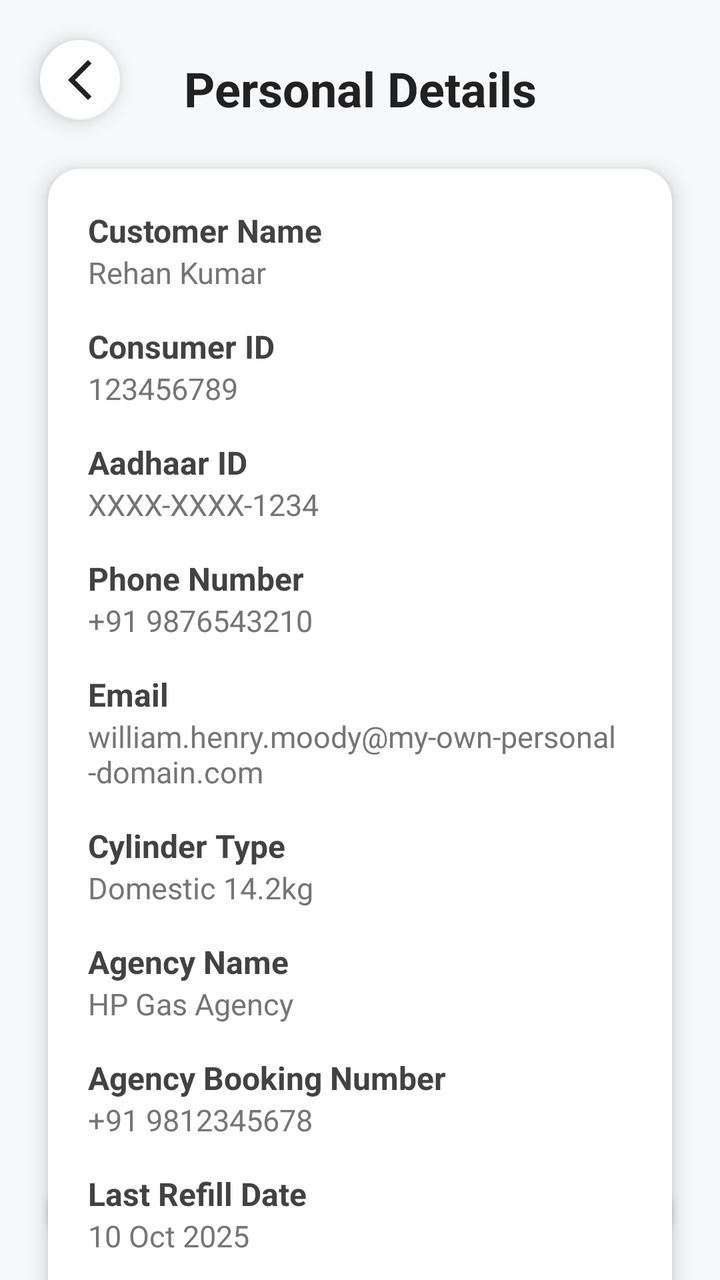
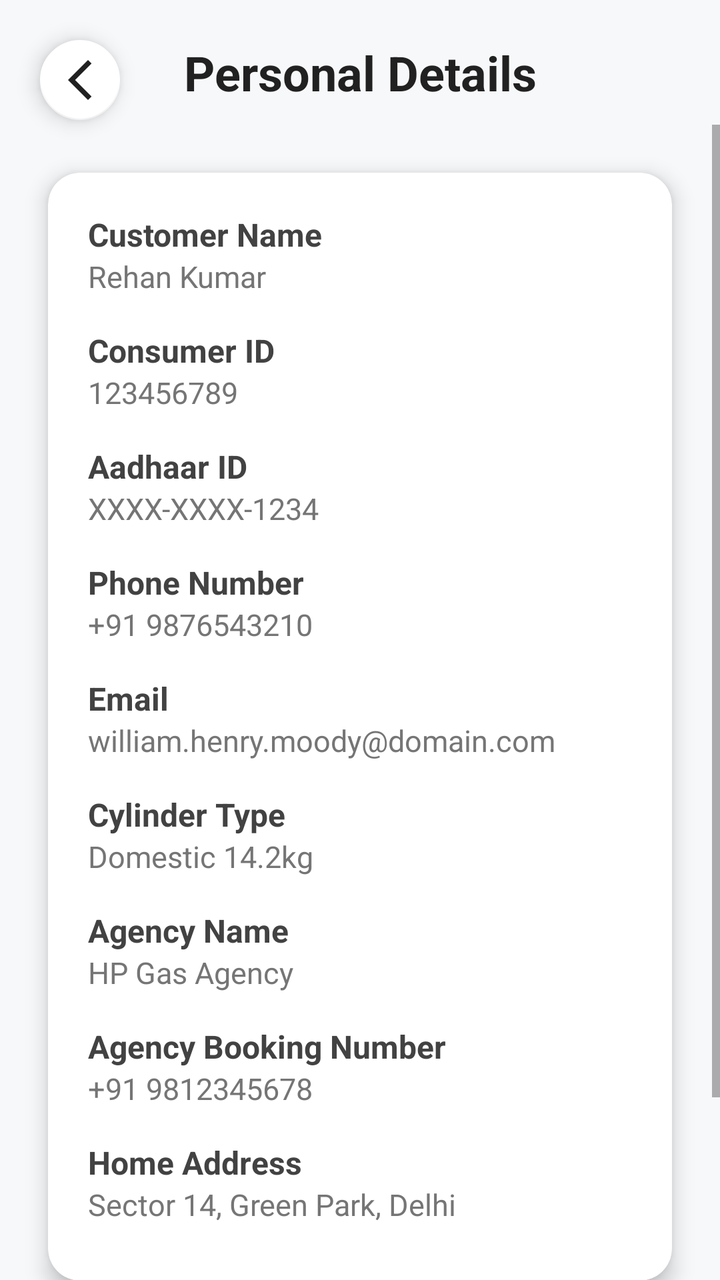

The first picture is an Android layout as it rendered before a commit; the second is the same layout after the commit. The layout source and the unified diff follow.
<!-- AndroidManifest.xml: application theme Theme.MyGasMonitor -->
<!-- res/layout/activity_profile.xml -->
<?xml version="1.0" encoding="utf-8"?>
<androidx.constraintlayout.widget.ConstraintLayout
    xmlns:android="http://schemas.android.com/apk/res/android"
    xmlns:app="http://schemas.android.com/apk/res-auto"
    xmlns:tools="http://schemas.android.com/tools"
    android:layout_width="match_parent"
    android:layout_height="match_parent"
    android:background="#F7F8FA"
    android:fitsSystemWindows="true">

    
    <com.google.android.material.floatingactionbutton.FloatingActionButton
        android:id="@+id/fabBack"
        android:layout_width="40dp"
        android:layout_height="40dp"
        android:layout_marginStart="16dp"
        android:layout_marginTop="16dp"
        android:clickable="true"
        app:backgroundTint="#FFFFFF"
        app:tint="#212121"
        app:fabSize="mini"
        app:srcCompat="@drawable/ic_arrow_back_24"
        app:layout_constraintTop_toTopOf="parent"
        app:layout_constraintStart_toStartOf="parent" />

    
    <TextView
        android:id="@+id/tvTitle"
        android:layout_width="wrap_content"
        android:layout_height="wrap_content"
        android:text="Personal Details"
        android:textSize="24sp"
        android:textStyle="bold"
        android:textColor="#212121"
        app:layout_constraintTop_toTopOf="parent"
        app:layout_constraintStart_toStartOf="parent"
        app:layout_constraintEnd_toEndOf="parent"
        android:layout_marginTop="28dp"
        android:gravity="center"/>

    
    <androidx.cardview.widget.CardView
        android:layout_width="0dp"
        android:layout_height="wrap_content"
        app:cardCornerRadius="16dp"
        app:cardElevation="6dp"
        android:layout_margin="24dp"
        android:backgroundTint="#FFFFFF"
        app:layout_constraintTop_toBottomOf="@id/tvTitle"
        app:layout_constraintStart_toStartOf="parent"
        app:layout_constraintEnd_toEndOf="parent">

        <LinearLayout
            android:layout_width="match_parent"
            android:layout_height="wrap_content"
            android:orientation="vertical"
            android:padding="20dp">

            <TextView
                android:layout_width="wrap_content"
                android:layout_height="wrap_content"
                android:text="Customer Name"
                android:textStyle="bold"
                android:textColor="#424242"
                android:textSize="16sp"
                />

            <TextView
                android:id="@+id/tvCustomerName"
                android:layout_width="wrap_content"
                android:layout_height="wrap_content"
                android:text="Rehan Kumar"
                android:textColor="#757575"
                android:textSize="15sp"
                android:layout_marginBottom="16dp"/>

            <TextView
                android:layout_width="wrap_content"
                android:layout_height="wrap_content"
                android:text="Consumer ID"
                android:textStyle="bold"
                android:textColor="#424242"
                android:textSize="16sp"/>

            <TextView
                android:id="@+id/tvConsumerId"
                android:layout_width="wrap_content"
                android:layout_height="wrap_content"
                android:text="123456789"
                android:textColor="#757575"
                android:textSize="15sp"
                android:layout_marginBottom="16dp"/>

            <TextView
                android:layout_width="wrap_content"
                android:layout_height="wrap_content"
                android:text="Aadhaar ID"
                android:textStyle="bold"
                android:textColor="#424242"
                android:textSize="16sp" />

            <TextView
                android:id="@+id/tvAadhaarId"
                android:layout_width="wrap_content"
                android:layout_height="wrap_content"
                android:text="XXXX-XXXX-1234"
                android:textColor="#757575"
                android:textSize="15sp"
                android:layout_marginBottom="16dp" />

            <TextView
                android:layout_width="wrap_content"
                android:layout_height="wrap_content"
                android:text="Phone Number"
                android:textStyle="bold"
                android:textColor="#424242"
                android:textSize="16sp"/>

            <TextView
                android:id="@+id/tvPhone"
                android:layout_width="wrap_content"
                android:layout_height="wrap_content"
                android:text="+91 9876543210"
                android:textColor="#757575"
                android:textSize="15sp"
                android:layout_marginBottom="16dp"/>

            <TextView
                android:layout_width="wrap_content"
                android:layout_height="wrap_content"
                android:text="Email"
                android:textStyle="bold"
                android:textColor="#424242"
                android:textSize="16sp"/>

            <TextView
                android:id="@+id/tvEmail"
                android:layout_width="wrap_content"
                android:layout_height="wrap_content"
                android:text="william.henry.moody@my-own-personal-domain.com"
                android:textColor="#757575"
                android:textSize="15sp"
                android:layout_marginBottom="16dp"/>

            <TextView
                android:layout_height="wrap_content"
                android:layout_width="wrap_content"
                android:text="Cylinder Type"
                android:textStyle="bold"
                android:textColor="#424242"
                android:textSize="16sp" />

            <TextView
                android:id="@+id/tvCylinderType"
                android:layout_width="wrap_content"
                android:layout_height="wrap_content"
                android:text="Domestic 14.2kg"
                android:textColor="#757575"
                android:textSize="15sp"
                android:layout_marginBottom="16dp" />

            <TextView
                android:layout_height="wrap_content"
                android:layout_width="wrap_content"
                android:text="Agency Name"
                android:textStyle="bold"
                android:textColor="#424242"
                android:textSize="16sp" />

            <TextView
                android:id="@+id/tvAgencyName"
                android:layout_width="wrap_content"
                android:layout_height="wrap_content"
                android:text="HP Gas Agency"
                android:textColor="#757575"
                android:textSize="15sp"
                android:layout_marginBottom="16dp" />

            <TextView
                android:layout_width="wrap_content"
                android:layout_height="wrap_content"
                android:text="Agency Booking Number"
                android:textStyle="bold"
                android:textColor="#424242"
                android:textSize="16sp" />

            <TextView
                android:id="@+id/tvAgencyBookingNumber"
                android:layout_width="wrap_content"
                android:layout_height="wrap_content"
                android:text="+91 9812345678"
                android:textColor="#757575"
                android:textSize="15sp"
                android:layout_marginBottom="16dp" />

            <TextView
                android:layout_height="wrap_content"
                android:layout_width="wrap_content"
                android:text="Last Refill Date"
                android:textStyle="bold"
                android:textColor="#424242"
                android:textSize="16sp" />

            <TextView
                android:id="@+id/tvLastRefill"
                android:layout_width="wrap_content"
                android:layout_height="wrap_content"
                android:text="10 Oct 2025"
                android:textColor="#757575"
                android:textSize="15sp"
                android:layout_marginBottom="16dp" />

            <TextView
                android:layout_height="wrap_content"
                android:layout_width="wrap_content"
                android:text="Home Address"
                android:textStyle="bold"
                android:textColor="#424242"
                android:textSize="16sp" />

            <TextView
                android:id="@+id/tvAddress"
                android:layout_width="wrap_content"
                android:layout_height="wrap_content"
                android:text="Sector 14, Green Park, Delhi"
                android:textColor="#757575"
                android:textSize="15sp"
                android:layout_marginBottom="8dp" />
        </LinearLayout>
    </androidx.cardview.widget.CardView>

    <com.google.android.material.button.MaterialButton
        android:id="@+id/btnBook"
        android:layout_width="0dp"
        android:layout_height="wrap_content"
        android:text="Edit Details"
        android:textStyle="bold"
        android:textColor="#FFFFFF"
        app:backgroundTint="#3F51B5"
        app:cornerRadius="50dp"
        app:layout_constraintBottom_toBottomOf="parent"
        app:layout_constraintStart_toStartOf="parent"
        app:layout_constraintEnd_toEndOf="parent"
        android:layout_marginHorizontal="24dp"
        android:layout_marginBottom="12dp" />

</androidx.constraintlayout.widget.ConstraintLayout>
<!-- resources referenced by this layout -->
<resources>
  <!-- drawable ic_arrow_back_24 (drawable) -->
  <vector xmlns:android="http://schemas.android.com/apk/res/android" android:height="24dp" android:tint="#000000" android:viewportHeight="960" android:viewportWidth="960" android:width="24dp">
        
      <path android:fillColor="@android:color/white" android:pathData="M640,880L240,480L640,80L711,151L382,480L711,809L640,880Z"/>
      
  </vector>
  <style name="Theme.MyGasMonitor" parent="Theme.MaterialComponents.DayNight.NoActionBar">
      
          <item name="colorPrimary">@color/purple_500</item>
          <item name="colorPrimaryVariant">@color/purple_700</item>
          <item name="colorOnPrimary">@color/white</item>
          
          <item name="colorSecondary">@color/teal_200</item>
          <item name="colorSecondaryVariant">@color/teal_700</item>
          <item name="colorOnSecondary">@color/black</item>
          
          <item name="android:statusBarColor">?attr/colorPrimaryVariant</item>
          
      </style>
  <color name="purple_500">#FF6200EE</color>
  <color name="purple_700">#FF3700B3</color>
  <color name="white">#FFFFFFFF</color>
  <color name="teal_200">#FF03DAC5</color>
  <color name="teal_700">#FF018786</color>
  <color name="black">#FF000000</color>
</resources>

<!-- the commit's change to res/layout/activity_profile.xml (unified diff, before → after) -->
@@ -8,7 +8,6 @@
     android:background="#F7F8FA"
     android:fitsSystemWindows="true">
 
-    
     <com.google.android.material.floatingactionbutton.FloatingActionButton
         android:id="@+id/fabBack"
         android:layout_width="40dp"
@@ -23,7 +22,6 @@
         app:layout_constraintTop_toTopOf="parent"
         app:layout_constraintStart_toStartOf="parent" />
 
-    
     <TextView
         android:id="@+id/tvTitle"
         android:layout_width="wrap_content"
@@ -35,213 +33,206 @@
         app:layout_constraintTop_toTopOf="parent"
         app:layout_constraintStart_toStartOf="parent"
         app:layout_constraintEnd_toEndOf="parent"
-        android:layout_marginTop="28dp"
+        android:layout_marginTop="20dp"
         android:gravity="center"/>
 
-    
-    <androidx.cardview.widget.CardView
-        android:layout_width="0dp"
-        android:layout_height="wrap_content"
-        app:cardCornerRadius="16dp"
-        app:cardElevation="6dp"
-        android:layout_margin="24dp"
-        android:backgroundTint="#FFFFFF"
+    <ScrollView
+        android:layout_width="match_parent"
+        android:layout_height="0dp"
         app:layout_constraintTop_toBottomOf="@id/tvTitle"
+        app:layout_constraintBottom_toBottomOf="parent"
         app:layout_constraintStart_toStartOf="parent"
-        app:layout_constraintEnd_toEndOf="parent">
+        app:layout_constraintEnd_toEndOf="parent"
+        android:layout_marginTop="10dp">
 
         <LinearLayout
             android:layout_width="match_parent"
             android:layout_height="wrap_content"
             android:orientation="vertical"
-            android:padding="20dp">
-
-            <TextView
-                android:layout_width="wrap_content"
+            android:padding="24dp"
+            android:clipToPadding="false"
+            android:clipChildren="false">
+
+            <androidx.cardview.widget.CardView
+                android:layout_width="match_parent"
                 android:layout_height="wrap_content"
-                android:text="Customer Name"
+                app:cardCornerRadius="16dp"
+                app:cardElevation="6dp"
+                android:backgroundTint="#FFFFFF">
+
+                <LinearLayout
+                    android:layout_width="match_parent"
+                    android:layout_height="wrap_content"
+                    android:orientation="vertical"
+                    android:padding="20dp">
+
+                    <TextView
+                        android:layout_width="wrap_content"
+                        android:layout_height="wrap_content"
+                        android:text="Customer Name"
+                        android:textStyle="bold"
+                        android:textColor="#424242"
+                        android:textSize="16sp"/>
+
+                    <TextView
+                        android:id="@+id/tvCustomerName"
+                        android:layout_width="wrap_content"
+                        android:layout_height="wrap_content"
+                        android:text="Rehan Kumar"
+                        android:textColor="#757575"
+                        android:textSize="15sp"
+                        android:layout_marginBottom="16dp"/>
+
+                    <TextView
+                        android:layout_width="wrap_content"
+                        android:layout_height="wrap_content"
+                        android:text="Consumer ID"
+                        android:textStyle="bold"
+                        android:textColor="#424242"
+                        android:textSize="16sp"/>
+
+                    <TextView
+                        android:id="@+id/tvConsumerId"
+                        android:layout_width="wrap_content"
+                        android:layout_height="wrap_content"
+                        android:text="123456789"
+                        android:textColor="#757575"
+                        android:textSize="15sp"
+                        android:layout_marginBottom="16dp"/>
+
+                    <TextView
+                        android:layout_width="wrap_content"
+                        android:layout_height="wrap_content"
+                        android:text="Aadhaar ID"
+                        android:textStyle="bold"
+                        android:textColor="#424242"
+                        android:textSize="16sp" />
+
+                    <TextView
+                        android:id="@+id/tvAadhaarId"
+                        android:layout_width="wrap_content"
+                        android:layout_height="wrap_content"
+                        android:text="XXXX-XXXX-1234"
+                        android:textColor="#757575"
+                        android:textSize="15sp"
+                        android:layout_marginBottom="16dp" />
+
+                    <TextView
+                        android:layout_width="wrap_content"
+                        android:layout_height="wrap_content"
+                        android:text="Phone Number"
+                        android:textStyle="bold"
+                        android:textColor="#424242"
+                        android:textSize="16sp"/>
+
+                    <TextView
+                        android:id="@+id/tvPhone"
+                        android:layout_width="wrap_content"
+                        android:layout_height="wrap_content"
+                        android:text="+91 9876543210"
+                        android:textColor="#757575"
+                        android:textSize="15sp"
+                        android:layout_marginBottom="16dp"/>
+
+                    <TextView
+                        android:layout_width="wrap_content"
+                        android:layout_height="wrap_content"
+                        android:text="Email"
+                        android:textStyle="bold"
+                        android:textColor="#424242"
+                        android:textSize="16sp"/>
+
+                    <TextView
+                        android:id="@+id/tvEmail"
+                        android:layout_width="wrap_content"
+                        android:layout_height="wrap_content"
+                        android:text="william.henry.moody@domain.com"
+                        android:textColor="#757575"
+                        android:textSize="15sp"
+                        android:layout_marginBottom="16dp"/>
+
+                    <TextView
+                        android:layout_height="wrap_content"
+                        android:layout_width="wrap_content"
+                        android:text="Cylinder Type"
+                        android:textStyle="bold"
+                        android:textColor="#424242"
+                        android:textSize="16sp" />
+
+                    <TextView
+                        android:id="@+id/tvCylinderType"
+                        android:layout_width="wrap_content"
+                        android:layout_height="wrap_content"
+                        android:text="Domestic 14.2kg"
+                        android:textColor="#757575"
+                        android:textSize="15sp"
+                        android:layout_marginBottom="16dp" />
+
+                    <TextView
+                        android:layout_height="wrap_content"
+                        android:layout_width="wrap_content"
+                        android:text="Agency Name"
+                        android:textStyle="bold"
+                        android:textColor="#424242"
+                        android:textSize="16sp" />
+
+                    <TextView
+                        android:id="@+id/tvAgencyName"
+                        android:layout_width="wrap_content"
+                        android:layout_height="wrap_content"
+                        android:text="HP Gas Agency"
+                        android:textColor="#757575"
+                        android:textSize="15sp"
+                        android:layout_marginBottom="16dp" />
+
+                    <TextView
+                        android:layout_width="wrap_content"
+                        android:layout_height="wrap_content"
+                        android:text="Agency Booking Number"
+                        android:textStyle="bold"
+                        android:textColor="#424242"
+                        android:textSize="16sp" />
+
+                    <TextView
+                        android:id="@+id/tvAgencyBookingNumber"
+                        android:layout_width="wrap_content"
+                        android:layout_height="wrap_content"
+                        android:text="+91 9812345678"
+                        android:textColor="#757575"
+                        android:textSize="15sp"
+                        android:layout_marginBottom="16dp" />
+
+                    <TextView
+                        android:layout_height="wrap_content"
+                        android:layout_width="wrap_content"
+                        android:text="Home Address"
+                        android:textStyle="bold"
+                        android:textColor="#424242"
+                        android:textSize="16sp" />
+
+                    <TextView
+                        android:id="@+id/tvAddress"
+                        android:layout_width="wrap_content"
+                        android:layout_height="wrap_content"
+                        android:text="Sector 14, Green Park, Delhi"
+                        android:textColor="#757575"
+                        android:textSize="15sp"
+                        android:layout_marginBottom="8dp" />
+                </LinearLayout>
+            </androidx.cardview.widget.CardView>
+
+            <com.google.android.material.button.MaterialButton
+                android:id="@+id/btnBook"
+                android:layout_width="match_parent"
+                android:layout_height="60dp"
+                android:layout_marginTop="24dp"
+                android:text="Edit Details"
                 android:textStyle="bold"
-                android:textColor="#424242"
-                android:textSize="16sp"
-                />
-
-            <TextView
-                android:id="@+id/tvCustomerName"
-                android:layout_width="wrap_content"
-                android:layout_height="wrap_content"
-                android:text="Rehan Kumar"
-                android:textColor="#757575"
-                android:textSize="15sp"
-                android:layout_marginBottom="16dp"/>
-
-            <TextView
-                android:layout_width="wrap_content"
-                android:layout_height="wrap_content"
-                android:text="Consumer ID"
-                android:textStyle="bold"
-                android:textColor="#424242"
-                android:textSize="16sp"/>
-
-            <TextView
-                android:id="@+id/tvConsumerId"
-                android:layout_width="wrap_content"
-                android:layout_height="wrap_content"
-                android:text="123456789"
-                android:textColor="#757575"
-                android:textSize="15sp"
-                android:layout_marginBottom="16dp"/>
-
-            <TextView
-                android:layout_width="wrap_content"
-                android:layout_height="wrap_content"
-                android:text="Aadhaar ID"
-                android:textStyle="bold"
-                android:textColor="#424242"
-                android:textSize="16sp" />
-
-            <TextView
-                android:id="@+id/tvAadhaarId"
-                android:layout_width="wrap_content"
-                android:layout_height="wrap_content"
-                android:text="XXXX-XXXX-1234"
-                android:textColor="#757575"
-                android:textSize="15sp"
-                android:layout_marginBottom="16dp" />
-
-            <TextView
-                android:layout_width="wrap_content"
-                android:layout_height="wrap_content"
-                android:text="Phone Number"
-                android:textStyle="bold"
-                android:textColor="#424242"
-                android:textSize="16sp"/>
-
-            <TextView
-                android:id="@+id/tvPhone"
-                android:layout_width="wrap_content"
-                android:layout_height="wrap_content"
-                android:text="+91 9876543210"
-                android:textColor="#757575"
-                android:textSize="15sp"
-                android:layout_marginBottom="16dp"/>
-
-            <TextView
-                android:layout_width="wrap_content"
-                android:layout_height="wrap_content"
-                android:text="Email"
-                android:textStyle="bold"
-                android:textColor="#424242"
-                android:textSize="16sp"/>
-
-            <TextView
-                android:id="@+id/tvEmail"
-                android:layout_width="wrap_content"
-                android:layout_height="wrap_content"
-                android:text="william.henry.moody@my-own-personal-domain.com"
-                android:textColor="#757575"
-                android:textSize="15sp"
-                android:layout_marginBottom="16dp"/>
-
-            <TextView
-                android:layout_height="wrap_content"
-                android:layout_width="wrap_content"
-                android:text="Cylinder Type"
-                android:textStyle="bold"
-                android:textColor="#424242"
-                android:textSize="16sp" />
-
-            <TextView
-                android:id="@+id/tvCylinderType"
-                android:layout_width="wrap_content"
-                android:layout_height="wrap_content"
-                android:text="Domestic 14.2kg"
-                android:textColor="#757575"
-                android:textSize="15sp"
-                android:layout_marginBottom="16dp" />
-
-            <TextView
-                android:layout_height="wrap_content"
-                android:layout_width="wrap_content"
-                android:text="Agency Name"
-                android:textStyle="bold"
-                android:textColor="#424242"
-                android:textSize="16sp" />
-
-            <TextView
-                android:id="@+id/tvAgencyName"
-                android:layout_width="wrap_content"
-                android:layout_height="wrap_content"
-                android:text="HP Gas Agency"
-                android:textColor="#757575"
-                android:textSize="15sp"
-                android:layout_marginBottom="16dp" />
-
-            <TextView
-                android:layout_width="wrap_content"
-                android:layout_height="wrap_content"
-                android:text="Agency Booking Number"
-                android:textStyle="bold"
-                android:textColor="#424242"
-                android:textSize="16sp" />
-
-            <TextView
-                android:id="@+id/tvAgencyBookingNumber"
-                android:layout_width="wrap_content"
-                android:layout_height="wrap_content"
-                android:text="+91 9812345678"
-                android:textColor="#757575"
-                android:textSize="15sp"
-                android:layout_marginBottom="16dp" />
-
-            <TextView
-                android:layout_height="wrap_content"
-                android:layout_width="wrap_content"
-                android:text="Last Refill Date"
-                android:textStyle="bold"
-                android:textColor="#424242"
-                android:textSize="16sp" />
-
-            <TextView
-                android:id="@+id/tvLastRefill"
-                android:layout_width="wrap_content"
-                android:layout_height="wrap_content"
-                android:text="10 Oct 2025"
-                android:textColor="#757575"
-                android:textSize="15sp"
-                android:layout_marginBottom="16dp" />
-
-            <TextView
-                android:layout_height="wrap_content"
-                android:layout_width="wrap_content"
-                android:text="Home Address"
-                android:textStyle="bold"
-                android:textColor="#424242"
-                android:textSize="16sp" />
-
-            <TextView
-                android:id="@+id/tvAddress"
-                android:layout_width="wrap_content"
-                android:layout_height="wrap_content"
-                android:text="Sector 14, Green Park, Delhi"
-                android:textColor="#757575"
-                android:textSize="15sp"
-                android:layout_marginBottom="8dp" />
+                android:textColor="#FFFFFF"
+                app:backgroundTint="#3F51B5"
+                app:cornerRadius="50dp" />
+
         </LinearLayout>
-    </androidx.cardview.widget.CardView>
-
-    <com.google.android.material.button.MaterialButton
-        android:id="@+id/btnBook"
-        android:layout_width="0dp"
-        android:layout_height="wrap_content"
-        android:text="Edit Details"
-        android:textStyle="bold"
-        android:textColor="#FFFFFF"
-        app:backgroundTint="#3F51B5"
-        app:cornerRadius="50dp"
-        app:layout_constraintBottom_toBottomOf="parent"
-        app:layout_constraintStart_toStartOf="parent"
-        app:layout_constraintEnd_toEndOf="parent"
-        android:layout_marginHorizontal="24dp"
-        android:layout_marginBottom="12dp" />
+    </ScrollView>
 
 </androidx.constraintlayout.widget.ConstraintLayout>
